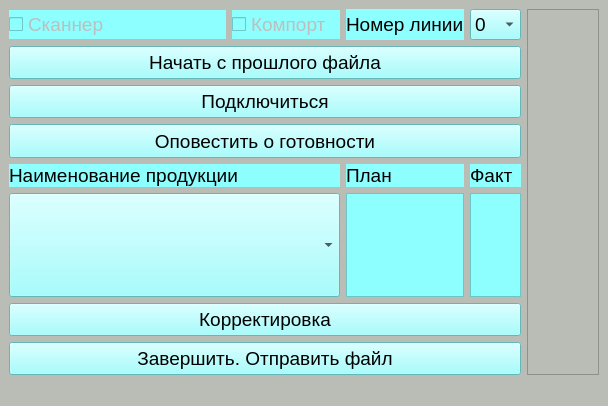
Old version of the form untitled.ui in the repository avovana/slave_controller.
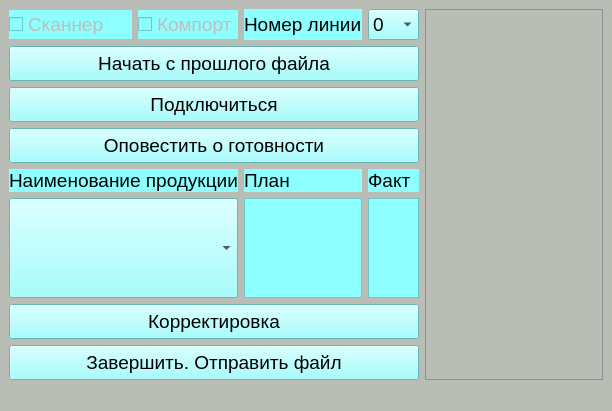
New version of the form.

Diff of the .ui file:
```diff
--- a/untitled.ui
+++ b/untitled.ui
@@ -6,8 +6,8 @@
    <rect>
     <x>0</x>
     <y>0</y>
-    <width>608</width>
-    <height>406</height>
+    <width>612</width>
+    <height>411</height>
    </rect>
   </property>
   <property name="windowTitle">
@@ -757,14 +757,14 @@
     <item row="5" column="0" colspan="3">
      <widget class="QComboBox" name="name_combobox">
       <property name="sizePolicy">
-       <sizepolicy hsizetype="Preferred" vsizetype="Expanding">
+       <sizepolicy hsizetype="Expanding" vsizetype="Expanding">
         <horstretch>0</horstretch>
         <verstretch>0</verstretch>
        </sizepolicy>
       </property>
       <property name="font">
        <font>
-        <pointsize>64</pointsize>
+        <pointsize>26</pointsize>
        </font>
       </property>
       <property name="styleSheet">
```
Left out of the diff: 2 changed lines with no effect on the pictures.
